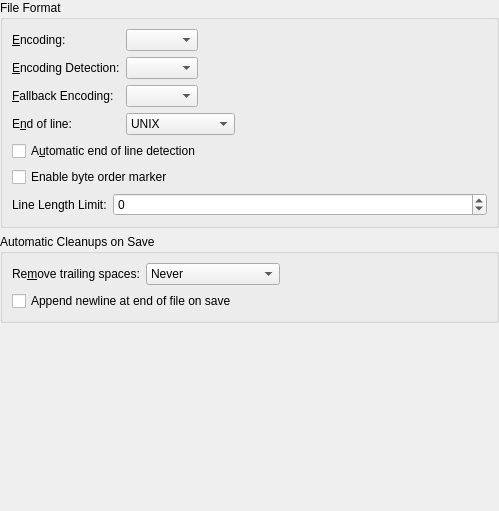
This is part/dialogs/opensaveconfigwidget.ui in KDE/kate as Qt 5 draws it before an edit. The edited form follows.
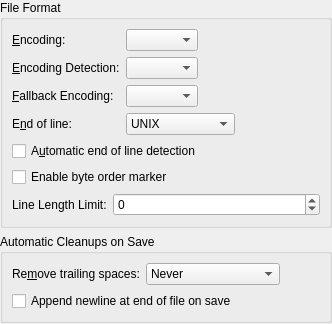
This is the edited form. Custom widgets are drawn as their Qt base class.

Commit message: remove useless geometry property from some UI files

Patch:
```diff
--- a/part/dialogs/opensaveconfigwidget.ui
+++ b/part/dialogs/opensaveconfigwidget.ui
@@ -2,14 +2,6 @@
 <ui version="4.0">
  <class>OpenSaveConfigWidget</class>
  <widget class="QWidget" name="OpenSaveConfigWidget">
-  <property name="geometry">
-   <rect>
-    <x>0</x>
-    <y>0</y>
-    <width>499</width>
-    <height>511</height>
-   </rect>
-  </property>
   <layout class="QVBoxLayout">
    <property name="margin">
     <number>0</number>
```
The commit also changes 22 other files.
